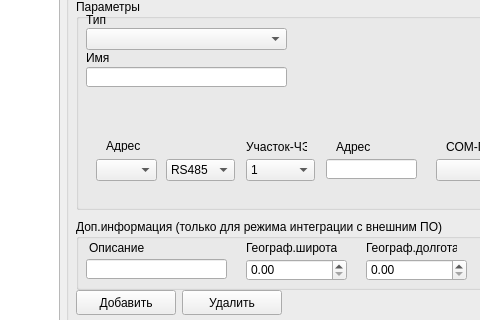
The window that m_cfg/MainWindowCFG.ui (xXRadioHeadXx/start7) describes before a commit, drawn with Qt 5; both pictures show x 223 to 703 and y 164 to 484 of the 898 by 1056 pixel window.
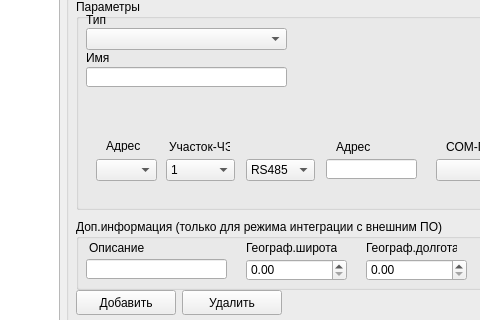
The same window after the commit. The open tabs and pages were chosen to show the change. Icons and pictures are not drawn.

The edit to the form file:
```diff
--- a/m_cfg/MainWindowCFG.ui
+++ b/m_cfg/MainWindowCFG.ui
@@ -1238,7 +1238,7 @@
          <widget class="QComboBox" name="TG_UDP_RS485_combobox">
           <property name="geometry">
            <rect>
-            <x>80</x>
+            <x>160</x>
             <y>60</y>
             <width>69</width>
             <height>22</height>
@@ -1408,7 +1408,7 @@
          <widget class="QComboBox" name="TG_U4_4A_combobox">
           <property name="geometry">
            <rect>
-            <x>160</x>
+            <x>80</x>
             <y>60</y>
             <width>69</width>
             <height>22</height>
@@ -1438,7 +1438,7 @@
          <widget class="QLabel" name="label_78">
           <property name="geometry">
            <rect>
-            <x>160</x>
+            <x>83</x>
             <y>40</y>
             <width>61</width>
             <height>16</height>
```
Left out of the diff: 48 changed lines with no effect on the pictures.
